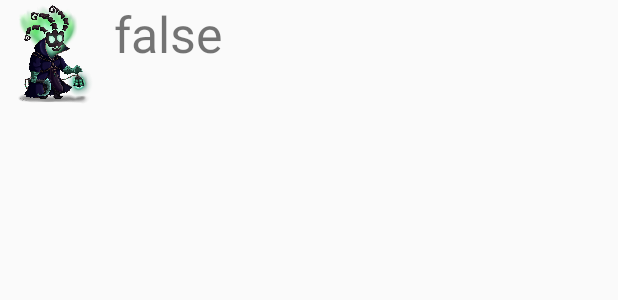
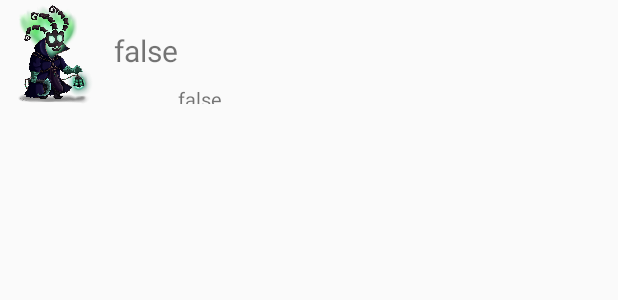
Before and after one commit to Fenikkel/LeagueOfFenikkel, an Android app: the layout list_maestries_layout.xml on its own in the app's theme, with its tools: preview values and no code run, on a phone screen of 412 x 824 dp. Shown: the top 300 px of the screen. Run offline under Robolectric (Android 15) with nearby library versions, the phone set to English and light mode, and no system bars; network calls fail.

Commit message:
List works

```diff
--- a/app/src/main/java/com/al286752/fenikkel/leagueoffenikkel/showStats/ShowStatsPresenter.java
+++ b/app/src/main/java/com/al286752/fenikkel/leagueoffenikkel/showStats/ShowStatsPresenter.java
@@ -55,4 +55,8 @@ public class ShowStatsPresenter {
 
 
     }
+
+    public void getChampions(ResponseReceiver<JSONObject> receiver) {
+        model.getChampions(receiver);
+    }
 }
--- a/app/src/main/res/layout/list_maestries_layout.xml
+++ b/app/src/main/res/layout/list_maestries_layout.xml
@@ -18,7 +18,15 @@
         android:layout_width="wrap_content"
         android:layout_height="wrap_content"
         android:text="@+id/rowText"
-        android:textSize="50px" >
-    </TextView>
+        android:layout_marginTop="30px"
+        android:textSize="30px"></TextView>
+
+    <TextView
+        android:id="@+id/title"
+        android:layout_width="wrap_content"
+        android:layout_height="wrap_content"
+        android:text="@+id/title"
+        android:layout_marginTop="75px"
+        android:textSize="20px"> </TextView>
 
 </LinearLayout>
```
Also changed, not shown: app/src/main/java/com/al286752/fenikkel/leagueoffenikkel/showStats/MySimpleArrayAdapter.java (+21 -24 lines), app/src/main/java/com/al286752/fenikkel/leagueoffenikkel/showStats/ShowStatsActivity.java (+105 -20 lines).
